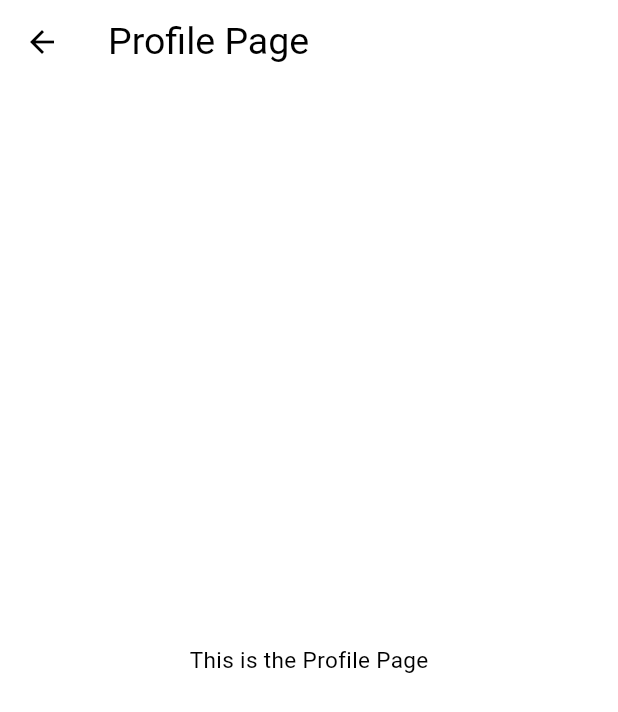
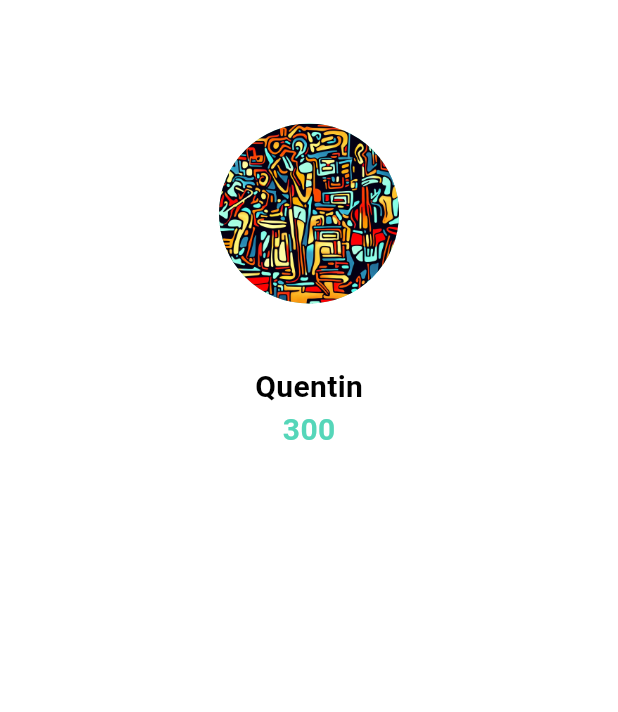
Before and after one commit to moombba/Cooloc, a Flutter app: the screen it shows after launch, in the side drawer, after a tap on the "check" icon, on a phone screen of 412 x 824 dp. Shown: the top 712 px of the screen. Run offline on Flutter 3.47's test engine with Material 2 defaults, Android fonts, the phone set to English and light mode, and no system bars; our stand-ins replace flutter_riverpod, freezed_annotation, riverpod_annotation, salomon_bottom_bar; generated files the repository leaves out were written again; Roboto replaces fonts that are missing (Nunito).

Commit message:
create user provider, page profile,

```diff
--- /dev/null
+++ b/lib/pages/profile_page.dart
@@ -0,0 +1,33 @@
+import 'package:afgf_front/theme/colors.dart';
+import 'package:flutter/material.dart';
+import 'package:flutter_riverpod/flutter_riverpod.dart';
+
+import '../models/person/person.dart';
+import '../providers/profile_provider.dart';
+
+class ProfilePage extends ConsumerWidget {
+  const ProfilePage({super.key});
+
+  @override
+  Widget build(BuildContext context, ref) {
+    Person user = ref.watch(userProfileProvider);
+    return Scaffold(
+      body:  Center(child: Column(
+        children: [
+          SizedBox(height: MediaQuery.of(context).size.height * 0.1),
+          const CircleAvatar(
+            radius: 60,
+            child: ClipOval(
+            child: Image(image: AssetImage("assets/jazz_harring.jpeg"),
+              ),
+            ),
+          ),
+          SizedBox(height: MediaQuery.of(context).size.height * 0.05),
+          Text(user.name, style: const TextStyle(fontSize: 20, fontWeight: FontWeight.w700)),
+          Text(user.score.toString() , style: const TextStyle(fontSize: 20, fontWeight: FontWeight.w700, color: primaryColor)),
+
+
+        ])),
+    );
+  }
+}
--- a/lib/pages/tasks_page.dart
+++ b/lib/pages/tasks_page.dart
@@ -1,4 +1,3 @@
-
 import 'package:afgf_front/models/task/task.dart';
 import 'package:afgf_front/providers/task_provider.dart';
 import 'package:afgf_front/theme/colors.dart';
@@ -30,8 +29,8 @@ class TasksPage extends ConsumerWidget {
   Widget build(BuildContext context, ref) {
     var list = ref.watch(taskListDisplayProvider);
 
-     var doneList = list.where((element) => element.isDone).toList();
-     var toDoList = list.where((element) => !element.isDone).toList();
+    var doneList = list.where((element) => element.isDone).toList();
+    var toDoList = list.where((element) => !element.isDone).toList();
 
     print(list);
     return SizedBox(
@@ -109,23 +108,56 @@ class TaskCard extends StatelessWidget {
           mainAxisSize: MainAxisSize.min,
           children: [
             (!list[index].isDone
-                ? IconButton(
-                    icon: const Icon(Icons.check),
-                    onPressed: () {
-                      ref.read(taskListDisplayProvider.notifier).endTask(index);
-                    },
-                  )
-                : const SizedBox()),IconButton(
-                    icon: const Icon(Icons.delete),
-                    onPressed: () {
-                      ref
-                          .read(taskListDisplayProvider.notifier)
-                          .removeTask(list[index].id);
-                    },
-                  ),
+                ? EndTaskButton(ref: ref, index: index)
+                : const SizedBox()),
+            RemoveTaskButton(ref: ref, list: list, index: index),
           ],
         ),
       ),
     );
   }
 }
+
+class RemoveTaskButton extends StatelessWidget {
+  const RemoveTaskButton({
+    super.key,
+    required this.ref,
+    required this.list,
+    required this.index,
+  });
+
+  final WidgetRef ref;
+  final List<Task> list;
+  final int index;
+
+  @override
+  Widget build(BuildContext context) {
+    return IconButton(
+      icon: const Icon(Icons.delete),
+      onPressed: () {
+        ref.read(taskListDisplayProvider.notifier).removeTask(list[index].id);
+      },
+    );
+  }
+}
+
+class EndTaskButton extends StatelessWidget {
+  const EndTaskButton({
+    super.key,
+    required this.ref,
+    required this.index,
+  });
+
+  final WidgetRef ref;
+  final int index;
+
+  @override
+  Widget build(BuildContext context) {
+    return IconButton(
+      icon: const Icon(Icons.check),
+      onPressed: () {
+        ref.read(taskListDisplayProvider.notifier).endTask(index);
+      },
+    );
+  }
+}
--- a/lib/providers/task_provider.dart
+++ b/lib/providers/task_provider.dart
@@ -1,11 +1,8 @@
 import 'package:afgf_front/models/task/task.dart';
-import 'package:flutter_riverpod/flutter_riverpod.dart';
 import 'package:riverpod_annotation/riverpod_annotation.dart';
 
 part "task_provider.g.dart";
 
-final taskProvider = StateProvider<List<Task>>((ref) =>
-    [Task(id: DateTime.now().toString(),name: "name", weight: 1, recurrence: Duration.zero, isDone: false)]);
 
 @riverpod
 class TaskListDisplay extends _$TaskListDisplay {
@@ -14,6 +11,7 @@ class TaskListDisplay extends _$TaskListDisplay {
       [Task(id: DateTime.now().toString(),name: "name", weight: 1, recurrence: Duration.zero, isDone: false)];
 
   String _formatTaskName(String name) => "${name[0].toUpperCase()}${name.substring(1)}";
+
   void addTask({
     required String name,
     required int weight,
--- a/lib/widgets/drawer.dart
+++ b/lib/widgets/drawer.dart
@@ -1,19 +1,8 @@
+import 'package:afgf_front/pages/profile_page.dart';
 import 'package:afgf_front/theme/colors.dart';
 import 'package:flutter/material.dart';
 
-class ProfilePage extends StatelessWidget {
-  const ProfilePage({super.key});
 
-  @override
-  Widget build(BuildContext context) {
-    return Scaffold(
-      appBar: AppBar(
-        title: const Text("Profile Page"),
-      ),
-      body: const Center(child: Text("This is the Profile Page")),
-    );
-  }
-}
 
 class SettingsPage extends StatelessWidget {
   const SettingsPage({super.key});
--- a/pubspec.yaml
+++ b/pubspec.yaml
@@ -64,13 +64,15 @@ dev_dependencies:
 # The following section is specific to Flutter packages.
 flutter:
 
+
   # The following line ensures that the Material Icons font is
   # included with your application, so that you can use the icons in
   # the material Icons class.
   uses-material-design: true
 
   # To add assets to your application, add an assets section, like this:
-  # assets:
+  assets:
+    - assets/jazz_harring.jpeg
   #   - images/a_dot_burr.jpeg
   #   - images/a_dot_ham.jpeg
 
```
Also changed, not shown: lib/providers/profile_provider.dart (added, +11 -0 lines), assets/jazz_harring.jpeg (added), lib/providers/profile_provider.g.dart (added), 1 other file.
